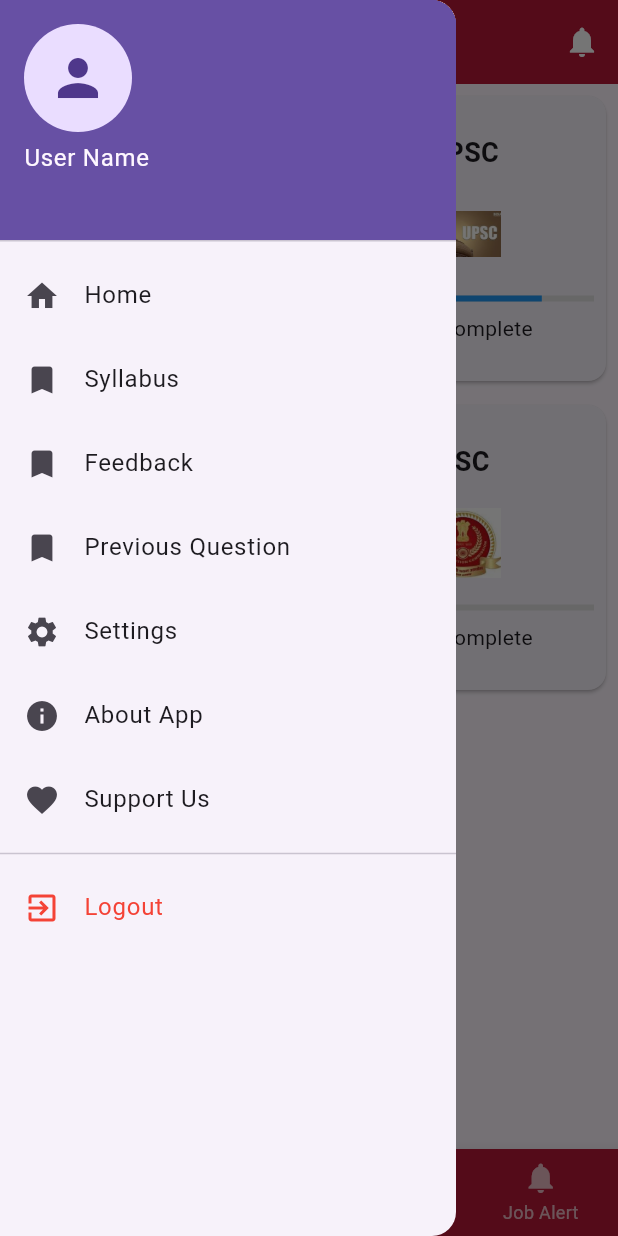
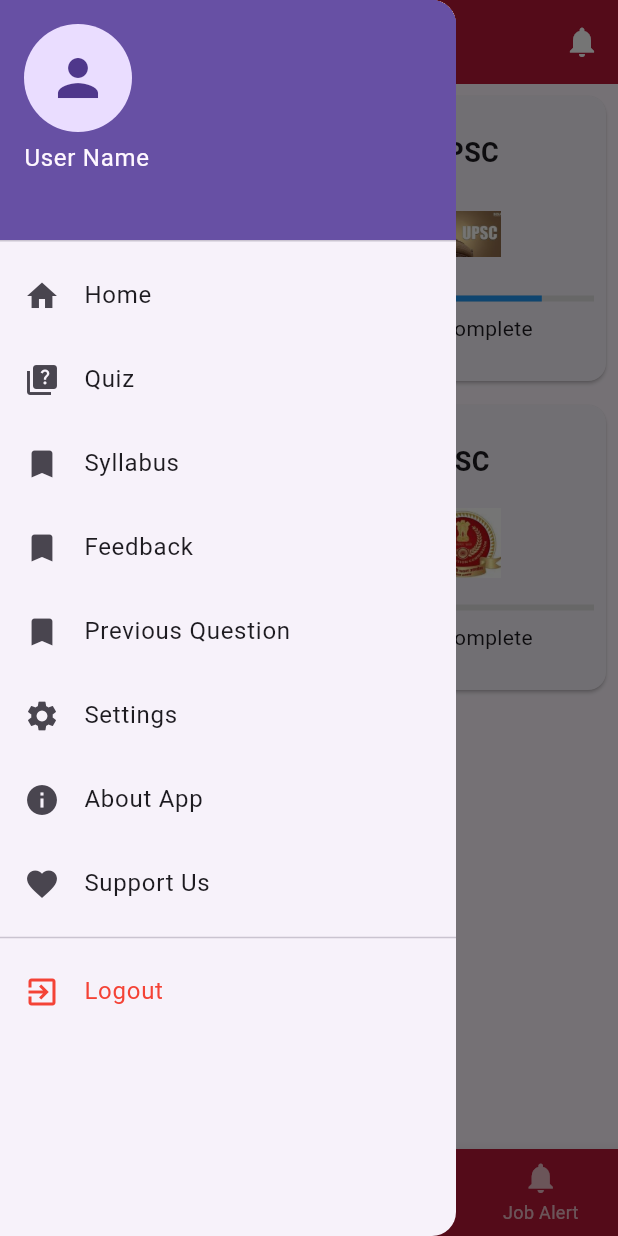
Before and after one commit to rahulpalanisamy7/flutter_skill_development, a Flutter app: the HomeScreen screen opened directly, with the side drawer open, on a phone screen of 412 x 824 dp. Run offline on Flutter 3.47's test engine with Material 3 defaults, Android fonts, the phone set to English and light mode, and no system bars; our stand-ins replace cloud_firestore, firebase_core, flutter_secure_storage, fluttertoast, shared_preferences, supabase_flutter; missing offline and left inert: flutter_pdfview; accounts and stored records are empty.

Commit message:
Quiz added drawer navigation

```diff
--- a/lib/widgets/CustomDrawer.dart
+++ b/lib/widgets/CustomDrawer.dart
@@ -1,6 +1,7 @@
 import 'package:flutter/material.dart';
 import 'package:flutter_skill_development/screens/AboutAppScreen.dart';
 import 'package:flutter_skill_development/screens/FeedbackScreen.dart';
+import 'package:flutter_skill_development/screens/QuizScreen.dart';
 import 'package:flutter_skill_development/screens/SettingScreen.dart';
 import 'package:flutter_skill_development/screens/SupportUsScreen.dart';
 import 'package:flutter_skill_development/screens/SyllabusScreen.dart';
@@ -61,6 +62,19 @@ class CustomDrawer extends StatelessWidget {
                   parentContext,
                   MaterialPageRoute(
                     builder: (context) => HomeScreen(title: 'Home'),
+                  ),
+                );
+              },
+            ),
+            ListTile(
+              leading: Icon(Icons.quiz),
+              title: Text('Quiz'),
+              onTap: () {
+                Navigator.pop(context);
+                Navigator.push(
+                  parentContext,
+                  MaterialPageRoute(
+                    builder: (context) => QuizScreen(title: 'Quiz'),
                   ),
                 );
               },
```
